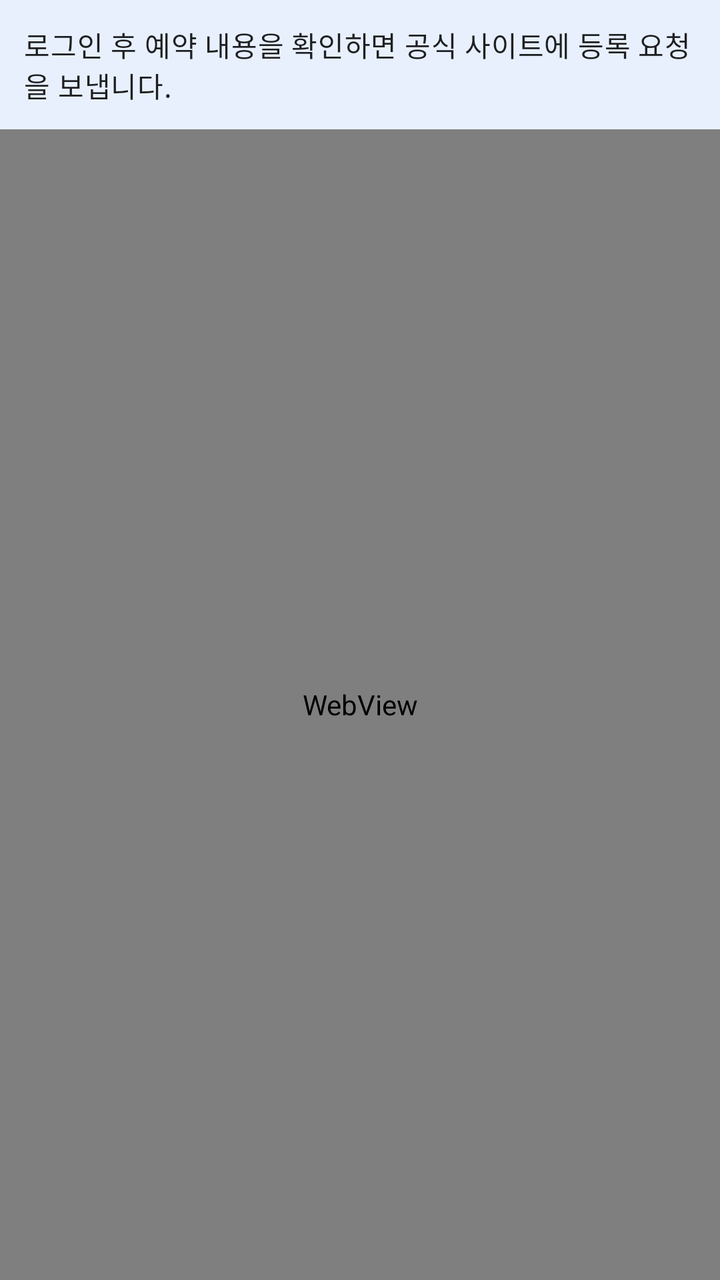
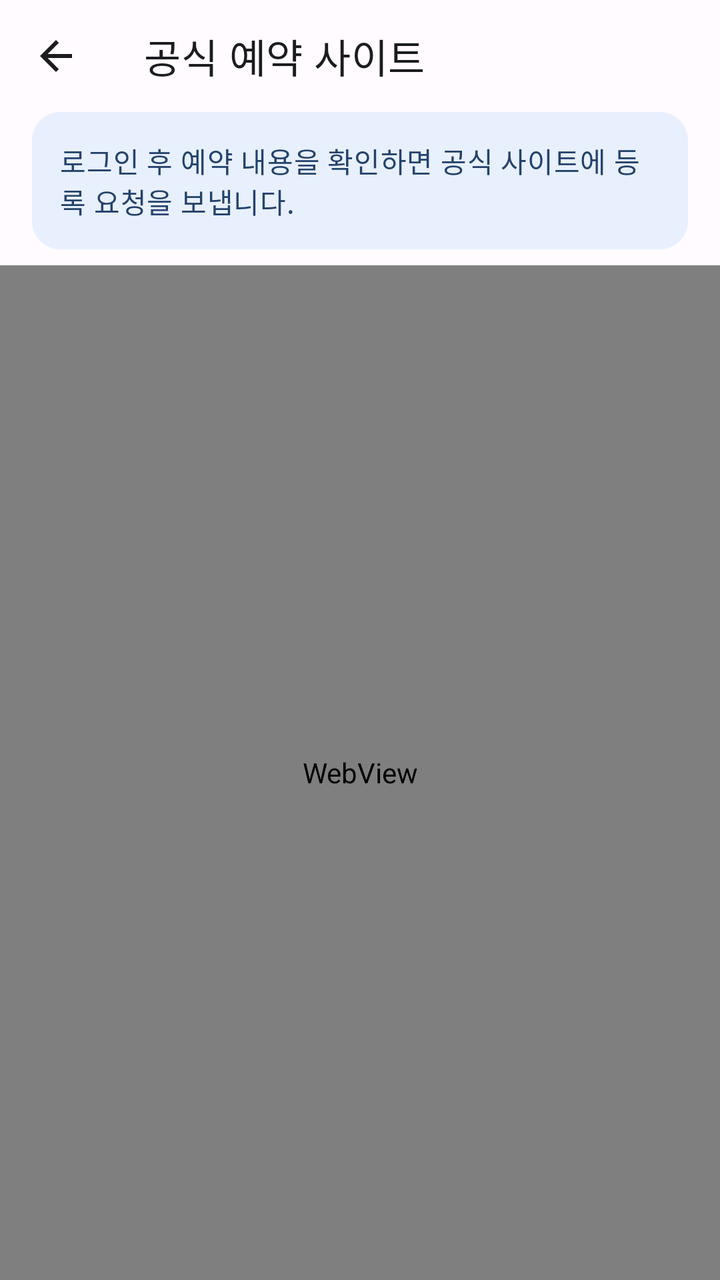

Screens rendered from an Android XML layout before and after an edit, with the pre-edit source and the edit as a unified diff.
<!-- AndroidManifest.xml: application theme Theme.MyParking -->
<!-- res/layout/activity_reservation_web.xml -->
<?xml version="1.0" encoding="utf-8"?>
<LinearLayout xmlns:android="http://schemas.android.com/apk/res/android"
    android:layout_width="match_parent"
    android:layout_height="match_parent"
    android:orientation="vertical">

    <TextView
        android:layout_width="match_parent"
        android:layout_height="wrap_content"
        android:background="#E8F0FE"
        android:padding="12dp"
        android:text="로그인 후 예약 내용을 확인하면 공식 사이트에 등록 요청을 보냅니다."
        android:textAppearance="@style/TextAppearance.MaterialComponents.Body2" />

    <TextView
        android:id="@+id/automation_notice"
        android:layout_width="match_parent"
        android:layout_height="wrap_content"
        android:background="#E8F0FE"
        android:padding="12dp"
        android:text="서버 응답을 확인하고 있습니다."
        android:textAppearance="@style/TextAppearance.MaterialComponents.Body2"
        android:visibility="gone" />

    <WebView
        android:id="@+id/reservation_web_view"
        android:layout_width="match_parent"
        android:layout_height="0dp"
        android:layout_weight="1" />
</LinearLayout>
<!-- resources referenced by this layout -->
<resources>
  <style name="Theme.MyParking" parent="Theme.MaterialComponents.DayNight.DarkActionBar">
          
          <item name="colorPrimary">@color/purple_500</item>
          <item name="colorPrimaryVariant">@color/purple_700</item>
          <item name="colorOnPrimary">@color/white</item>
          
          <item name="colorSecondary">@color/teal_200</item>
          <item name="colorSecondaryVariant">@color/teal_700</item>
          <item name="colorOnSecondary">@color/black</item>
          
          <item name="android:statusBarColor">?attr/colorPrimaryVariant</item>
          
      </style>
  <color name="purple_500">#FF6200EE</color>
  <color name="purple_700">#FF3700B3</color>
  <color name="white">#FFFFFFFF</color>
  <color name="teal_200">#FF03DAC5</color>
  <color name="teal_700">#FF018786</color>
  <color name="black">#FF000000</color>
</resources>

<!-- the commit's change to res/layout/activity_reservation_web.xml (unified diff, before → after) -->
@@ -1,25 +1,43 @@
 <?xml version="1.0" encoding="utf-8"?>
 <LinearLayout xmlns:android="http://schemas.android.com/apk/res/android"
+    xmlns:app="http://schemas.android.com/apk/res-auto"
     android:layout_width="match_parent"
     android:layout_height="match_parent"
+    android:background="@color/surface"
     android:orientation="vertical">
+
+    <com.google.android.material.appbar.MaterialToolbar
+        android:id="@+id/reservation_toolbar"
+        android:layout_width="match_parent"
+        android:layout_height="wrap_content"
+        android:background="@color/surface"
+        android:elevation="0dp"
+        app:navigationIcon="@drawable/ic_arrow_back"
+        app:navigationIconTint="@color/on_surface"
+        app:title="공식 예약 사이트"
+        app:titleTextColor="@color/on_surface" />
 
     <TextView
         android:layout_width="match_parent"
         android:layout_height="wrap_content"
-        android:background="#E8F0FE"
-        android:padding="12dp"
+        android:layout_marginHorizontal="16dp"
+        android:layout_marginBottom="8dp"
+        android:background="@drawable/bg_status_info"
+        android:padding="14dp"
         android:text="로그인 후 예약 내용을 확인하면 공식 사이트에 등록 요청을 보냅니다."
-        android:textAppearance="@style/TextAppearance.MaterialComponents.Body2" />
+        android:textAppearance="@style/TextAppearance.MaterialComponents.Body2"
+        android:textColor="@color/status_info_on" />
 
     <TextView
         android:id="@+id/automation_notice"
         android:layout_width="match_parent"
         android:layout_height="wrap_content"
-        android:background="#E8F0FE"
-        android:padding="12dp"
-        android:text="서버 응답을 확인하고 있습니다."
+        android:layout_marginHorizontal="16dp"
+        android:layout_marginBottom="8dp"
+        android:background="@drawable/bg_status_info"
+        android:padding="14dp"
         android:textAppearance="@style/TextAppearance.MaterialComponents.Body2"
+        android:textColor="@color/status_info_on"
         android:visibility="gone" />
 
     <WebView
<!-- resource entries referenced after the edit -->
@@ -1,23 +1,38 @@
 <!-- resources referenced by this layout -->
 <resources>
-  <style name="Theme.MyParking" parent="Theme.MaterialComponents.DayNight.DarkActionBar">
-          
-          <item name="colorPrimary">@color/purple_500</item>
-          <item name="colorPrimaryVariant">@color/purple_700</item>
-          <item name="colorOnPrimary">@color/white</item>
-          
-          <item name="colorSecondary">@color/teal_200</item>
-          <item name="colorSecondaryVariant">@color/teal_700</item>
-          <item name="colorOnSecondary">@color/black</item>
-          
-          <item name="android:statusBarColor">?attr/colorPrimaryVariant</item>
-          
+  <color name="on_surface">#1A1C20</color>
+  <color name="status_info_on">#24436B</color>
+  <color name="surface">#FFFBFF</color>
+  <!-- drawable bg_status_info (drawable) -->
+  <shape xmlns:android="http://schemas.android.com/apk/res/android" android:shape="rectangle">
+      <solid android:color="@color/status_info" />
+      <corners android:radius="14dp" />
+  </shape>
+  <!-- drawable ic_arrow_back (drawable) -->
+  <vector xmlns:android="http://schemas.android.com/apk/res/android"
+      android:width="24dp"
+      android:height="24dp"
+      android:viewportWidth="24"
+      android:viewportHeight="24">
+      <path
+          android:fillColor="#FF000000"
+          android:pathData="M20,11L7.83,11l5.59,-5.59L12,4l-8,8 8,8 1.41,-1.41L7.83,13L20,13z" />
+  </vector>
+  <style name="Theme.MyParking" parent="Theme.MaterialComponents.DayNight.NoActionBar">
+          <item name="colorPrimary">@color/primary</item>
+          <item name="colorPrimaryVariant">@color/primary_variant</item>
+          <item name="colorOnPrimary">@color/on_primary</item>
+          <item name="colorSecondary">@color/secondary</item>
+          <item name="colorOnSecondary">@color/on_primary</item>
+          <item name="android:statusBarColor">@color/surface</item>
+          <item name="android:navigationBarColor">@color/surface</item>
+          <item name="android:windowLightStatusBar">true</item>
+          <item name="android:windowLightNavigationBar">true</item>
       </style>
-  <color name="purple_500">#FF6200EE</color>
-  <color name="purple_700">#FF3700B3</color>
-  <color name="white">#FFFFFFFF</color>
-  <color name="teal_200">#FF03DAC5</color>
-  <color name="teal_700">#FF018786</color>
-  <color name="black">#FF000000</color>
+  <color name="status_info">#E8F0FE</color>
+  <color name="primary">#1E4D8F</color>
+  <color name="primary_variant">#153866</color>
+  <color name="on_primary">#FFFFFFFF</color>
+  <color name="secondary">#2E6F95</color>
 </resources>
 
